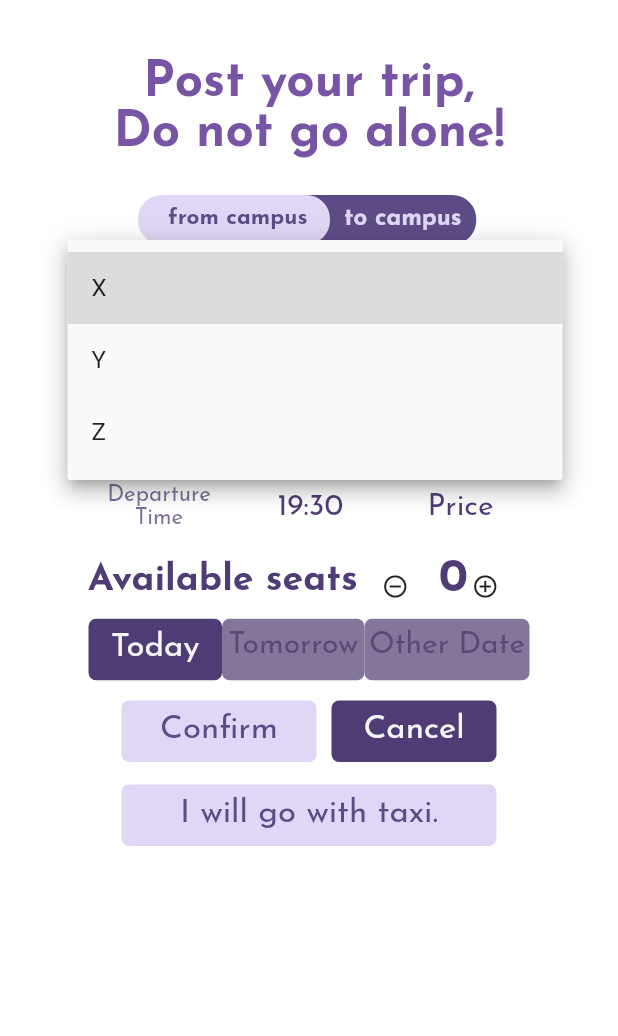
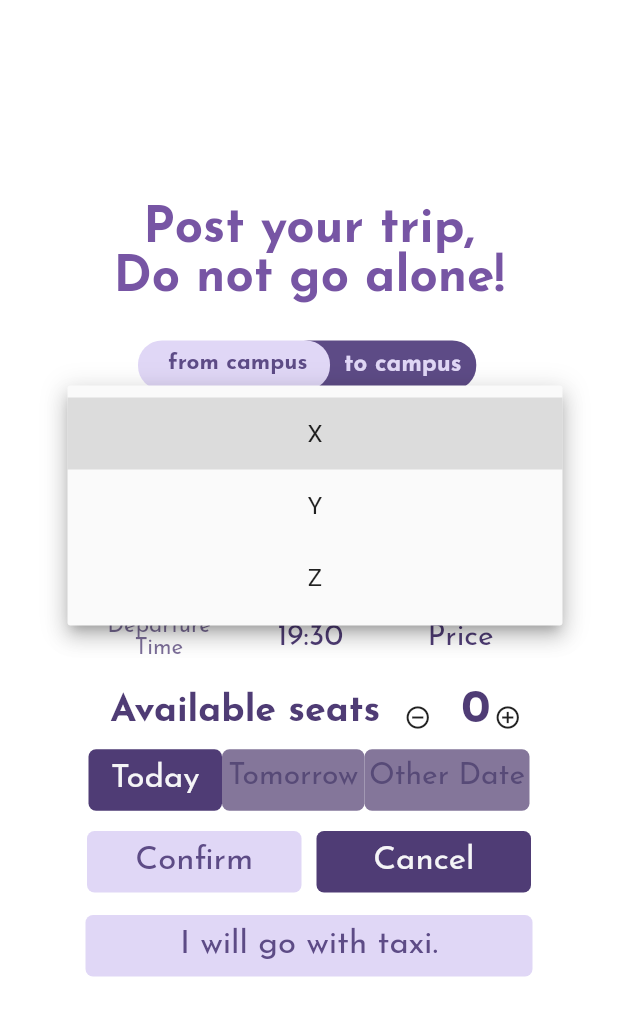
Before and after one commit to haroonfayyaz17/flutterChat, a Flutter app: the OtoStop3 screen opened directly, after a tap on the "keyboard arrow down" icon, on a phone screen of 412 x 824 dp, the part 84-1120 px from its top. Run offline on Flutter 3.47's test engine with Material 2 defaults, Android fonts, the phone set to English and light mode, and no system bars; project files that could hold a hidden picture were left out.

Commit message:
UI updation in Otostop

```diff
--- a/kampusten/lib/AppBarClass.dart
+++ b/kampusten/lib/AppBarClass.dart
@@ -76,8 +76,9 @@ class AppBarClass {
             ),
           ),
           backgroundColor: Colors.white,
-          title: Container(
-            alignment: Alignment.topCenter,
+          title: Center(
+            child: Container(
+              //alignment: Alignment.topCenter,
               height: 50,
               margin: EdgeInsets.fromLTRB(0,5,0,0),
               decoration: BoxDecoration(
@@ -100,6 +101,7 @@ class AppBarClass {
                 onSubmitted: (val) {
                   //TODO: search text
                 },
+              ),
             ),
           ),
           actions: <Widget>[
--- a/kampusten/lib/MarketPosting.dart
+++ b/kampusten/lib/MarketPosting.dart
@@ -108,10 +108,12 @@ class MarketPostingClass {
 
   getMarketPosting(BuildContext context) {
     return SingleChildScrollView(
+      child: Center(
         child: Container(
           color: Colors.white,
           child: Column(
             crossAxisAlignment: CrossAxisAlignment.stretch,
+            mainAxisAlignment: MainAxisAlignment.center,
             children: <Widget>[
               SizedBox(
                 height: 20.0,
@@ -445,6 +447,7 @@ class MarketPostingClass {
             ],
           ),
         ),
+      ),
     );
   }
 
--- a/kampusten/lib/main.dart
+++ b/kampusten/lib/main.dart
@@ -12,7 +12,9 @@ class MyApp extends StatelessWidget {
   @override
   Widget build(BuildContext context) {
     return new MaterialApp(
+
       debugShowCheckedModeBanner: false,
+
       routes: <String, WidgetBuilder>{
         //'/otostop': (BuildContext context) => new otoStop9()
         //'/otostop': (BuildContext context) => new OtoStop7()
--- a/kampusten/lib/otoStop7.dart
+++ b/kampusten/lib/otoStop7.dart
@@ -5,11 +5,16 @@ import 'package:kampusten/otoStop8.dart';
 
 import 'AppBarClass.dart';
 import 'AppDrawerClass.dart';
+import 'OtoStop9.dart';
 
 class OtoStop3State extends StatelessWidget {
   @override
   Widget build(BuildContext context) {
     return new MaterialApp(
+      /*theme: new ThemeData(
+          fontFamily: "Encode Sans", //my custom font
+          canvasColor:Colors.blue,
+      ),*/
       debugShowCheckedModeBanner: false,
       routes: <String, WidgetBuilder>{},
       home: new OtoStop3(),
@@ -91,7 +96,8 @@ class OtoStop7Class {
         },
         items: _Cities.map((city) {
           return DropdownMenuItem(
-            child: new Text(city),
+            child:
+                Container(alignment: Alignment.center, child: new Text(city)),
             value: city,
           );
         }).toList(),
@@ -100,15 +106,15 @@ class OtoStop7Class {
   }
 
   getOtoStop7(BuildContext context) {
-    return SingleChildScrollView(
+    return Center(
+      child: SingleChildScrollView(
         child: Container(
           color: Colors.white,
           child: Column(
-          crossAxisAlignment: CrossAxisAlignment.stretch,
+            mainAxisAlignment: MainAxisAlignment.center,
+            crossAxisAlignment: CrossAxisAlignment.center,
             children: <Widget>[
-            SizedBox(
-              height: 20.0,
-            ),
+
               SizedBox(
                 width: 314.0,
                 child: Text(
@@ -122,7 +128,8 @@ class OtoStop7Class {
                   textAlign: TextAlign.center,
                 ),
               ),
-            Stack(
+              Center(
+                child: Stack(
                   alignment: Alignment.center,
                   children: <Widget>[
                     new Positioned(
@@ -179,12 +186,13 @@ class OtoStop7Class {
                     ),
                   ],
                 ),
+              ),
               getDropDownMenu(context),
               Column(
-              crossAxisAlignment: CrossAxisAlignment.center,
+                crossAxisAlignment: CrossAxisAlignment.start,
                 children: <Widget>[
                   Container(
-                  margin: const EdgeInsets.fromLTRB(0.0, 5.0, 160.0, 0.0),
+                    //margin: const EdgeInsets.fromLTRB(0.0, 5.0, 160.0, 0.0),
                     child: SizedBox(
                       child: Text(
                         'Description',
@@ -198,7 +206,7 @@ class OtoStop7Class {
                     ),
                   ),
                   Container(
-                  margin: const EdgeInsets.fromLTRB(20, 5.0, 0, 0.0),
+                    //margin: const EdgeInsets.fromLTRB(20, 5.0, 0, 0.0),
                     child: SizedBox(
                       width: 300,
                       child: TextField(
@@ -276,8 +284,9 @@ class OtoStop7Class {
                   ],
                 ),
               ),
-            Container(
-              margin: EdgeInsets.fromLTRB(0.0, 20.0, 0.0, 0.0),
+              Center(
+                child: Container(
+                  margin: EdgeInsets.fromLTRB(30, 20.0, 0.0, 0.0),
                   child: Row(
                     mainAxisAlignment: MainAxisAlignment.center,
                     children: <Widget>[
@@ -299,7 +308,10 @@ class OtoStop7Class {
                         width: 50,
                         child: FlatButton.icon(
                           label: Text(''),
-                      icon: Icon(Icons.remove_circle_outline,size: 18,),
+                          icon: Icon(
+                            Icons.remove_circle_outline,
+                            size: 18,
+                          ),
                           materialTapTargetSize: MaterialTapTargetSize.shrinkWrap,
                           padding: EdgeInsets.fromLTRB(10, 0, 10, 0),
                           onPressed: () {
@@ -342,6 +354,7 @@ class OtoStop7Class {
                         ),
                       ),
                     ],
+                  ),
                 ),
               ),
               Row(
@@ -422,10 +435,10 @@ class OtoStop7Class {
                     padding: EdgeInsets.only(right: 10),
                     onPressed: () {
                       Navigator.of(context).push(MaterialPageRoute(
-                        builder: (context) => new MarketPostingState()));
+                          builder: (context) => new OtoStop9State()));
                     },
                     child: Container(
-                    width: 130.0,
+                      width: 143.0,
                       height: 41.0,
                       margin: EdgeInsets.only(top: 10),
                       padding: EdgeInsets.only(top: 8),
@@ -448,7 +461,7 @@ class OtoStop7Class {
                     padding: EdgeInsets.only(right: 0),
                     onPressed: null,
                     child: Container(
-                    width: 110.0,
+                      width: 143.0,
                       height: 41.0,
                       margin: EdgeInsets.only(top: 10),
                       padding: EdgeInsets.only(top: 8),
@@ -469,11 +482,12 @@ class OtoStop7Class {
                   ),
                 ],
               ),
-            FlatButton(
+              Center(
+                child: FlatButton(
                   //padding: EdgeInsets.only(right: 10),
                   onPressed: null,
                   child: Container(
-                width: 250.0,
+                    width: 298.0,
                     height: 41.0,
                     margin: EdgeInsets.only(top: 15),
                     padding: EdgeInsets.only(top: 8),
@@ -492,7 +506,9 @@ class OtoStop7Class {
                     ),
                   ),
                 ),
+              ),
             ],
+          ),
         ),
       ),
     );
```
Also changed, not shown: kampusten/lib/OtoStopWhere.dart (+6 -3 lines), kampusten/lib/OtoStopWhereAre.dart (+9 -7 lines), kampusten/lib/otoStop8.dart (+6 -8 lines), kampusten/lib/otoStop9.dart (+5 -3 lines). Lines whose indentation alone changed are shown as unchanged.
